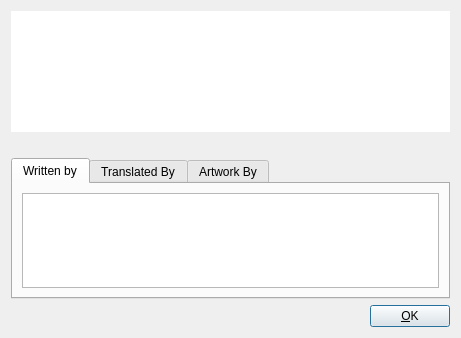
gkmngrgn/puding, file qt4/ui/qtAbout.ui: the form before one commit.
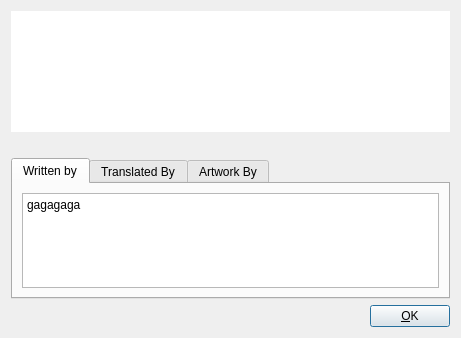
The form after the commit. Icons and pictures are not drawn.

Commit message: use plaintext instead of textbrowser.

The edit to the form file:
```diff
--- a/qt4/ui/qtAbout.ui
+++ b/qt4/ui/qtAbout.ui
@@ -56,13 +56,9 @@
       </attribute>
       <layout class="QGridLayout" name="gridLayout_2">
        <item row="0" column="0">
-        <widget class="QTextBrowser" name="textbrowser_authors">
-         <property name="html">
-          <string>&lt;!DOCTYPE HTML PUBLIC &quot;-//W3C//DTD HTML 4.0//EN&quot; &quot;http://www.w3.org/TR/REC-html40/strict.dtd&quot;&gt;
-&lt;html&gt;&lt;head&gt;&lt;meta name=&quot;qrichtext&quot; content=&quot;1&quot; /&gt;&lt;style type=&quot;text/css&quot;&gt;
-p, li { white-space: pre-wrap; }
-&lt;/style&gt;&lt;/head&gt;&lt;body style=&quot; font-family:'Sans'; font-size:10pt; font-weight:400; font-style:normal;&quot;&gt;
-&lt;p style=&quot;-qt-paragraph-type:empty; margin-top:0px; margin-bottom:0px; margin-left:0px; margin-right:0px; -qt-block-indent:0; text-indent:0px;&quot;&gt;&lt;/p&gt;&lt;/body&gt;&lt;/html&gt;</string>
+        <widget class="QPlainTextEdit" name="plaintext_authors">
+         <property name="plainText">
+          <string>gagagaga</string>
          </property>
         </widget>
        </item>
```
Left out of the diff: 4 changed lines with no effect on the pictures. The commit also changes 2 other files.
